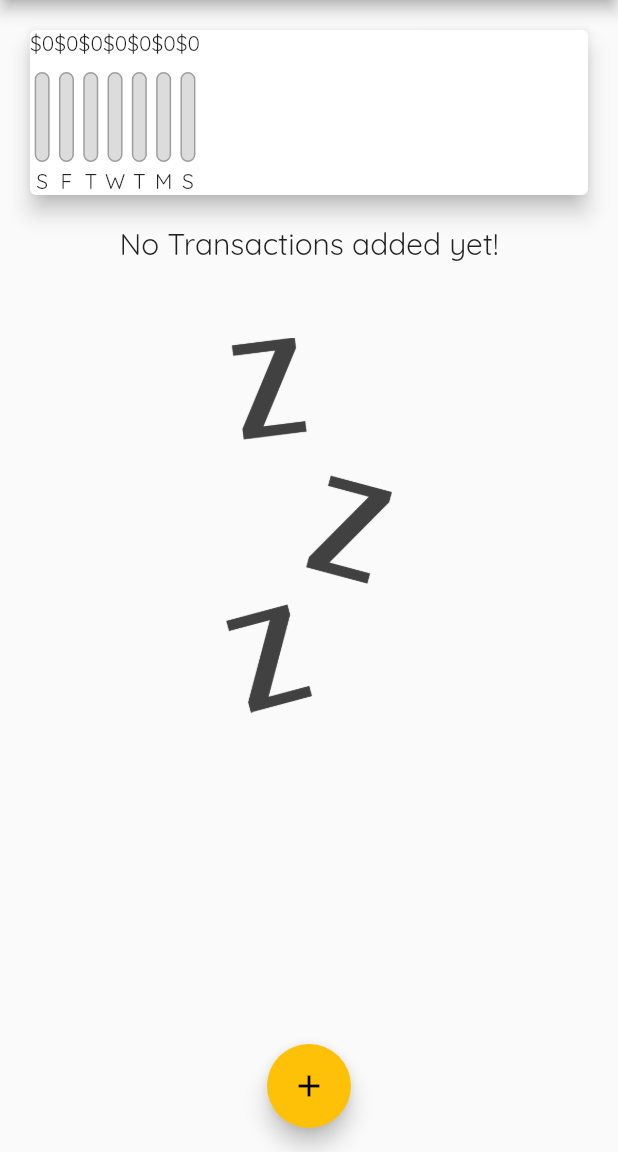
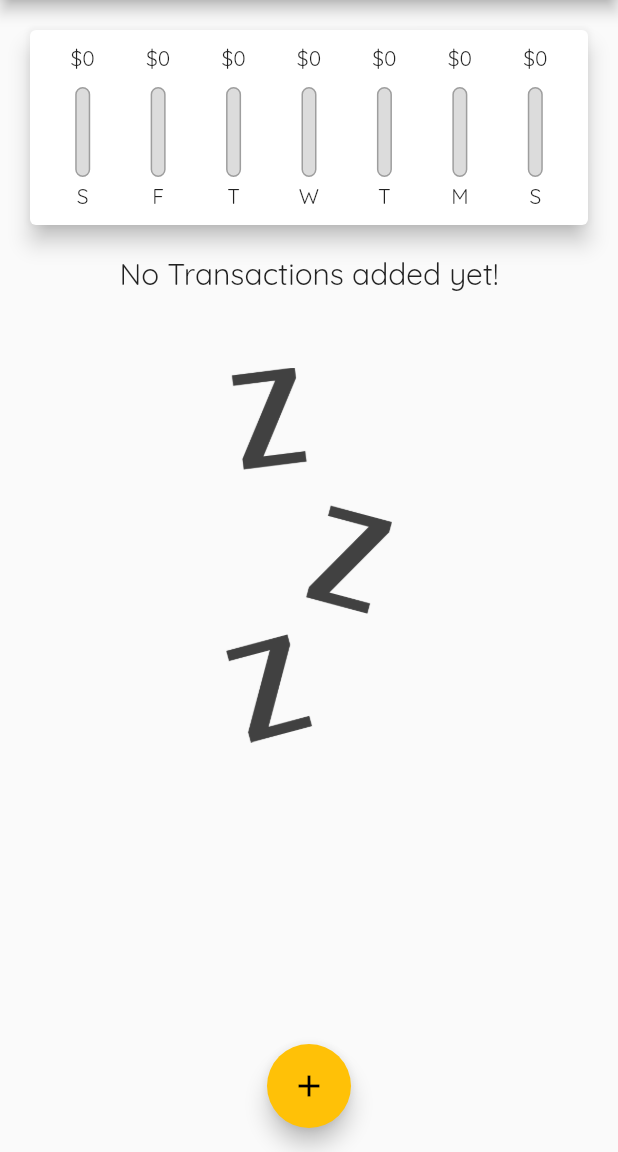
Before and after one commit to NikolaMag99/Personal-Expenses, a Flutter app: the screen it shows after launch, on a phone screen of 412 x 824 dp, the part 84-1236 px from its top. Run offline on Flutter 3.47's test engine with Material 2 defaults, Android fonts, the phone set to English and light mode, and no system bars.

Commit message:
Sredjivanje izgleda charta

```diff
--- a/lib/widgets/chart.dart
+++ b/lib/widgets/chart.dart
@@ -42,16 +42,23 @@ class Chart extends StatelessWidget {
     return Card(
       elevation: 6,
       margin: EdgeInsets.all(20),
+      child: Container(
+        padding: EdgeInsets.all(10),
         child: Row(
+          mainAxisAlignment: MainAxisAlignment.spaceAround,
           children: groupedTransactionValues.map((data) {
-          return ChartBar(
+            return Flexible(
+              fit: FlexFit.tight,
+              child: ChartBar(
                 (data['day'] as String),
                 (data['amount'] as double),
                 totalSpending == 0.0
                     ? 0.0
                     : (data['amount'] as double) / totalSpending,
+              ),
             );
           }).toList(),
+        ),
       ),
     );
   }
--- a/lib/widgets/chart_bar.dart
+++ b/lib/widgets/chart_bar.dart
@@ -11,7 +11,9 @@ class ChartBar extends StatelessWidget {
   Widget build(BuildContext context) {
     return Column(
       children: <Widget>[
-        Text('\$${spendintAmount.toStringAsFixed(0)}'),
+        FittedBox(
+          child: Text('\$${spendintAmount.toStringAsFixed(0)}'),
+        ),
         SizedBox(
           height: 10,
         ),
```
Lines whose indentation alone changed are shown as unchanged.
